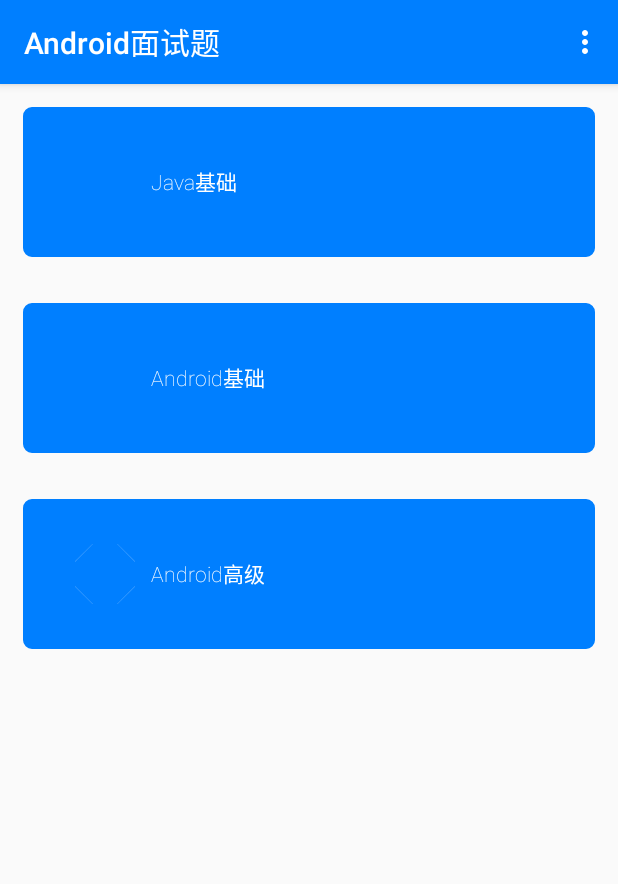
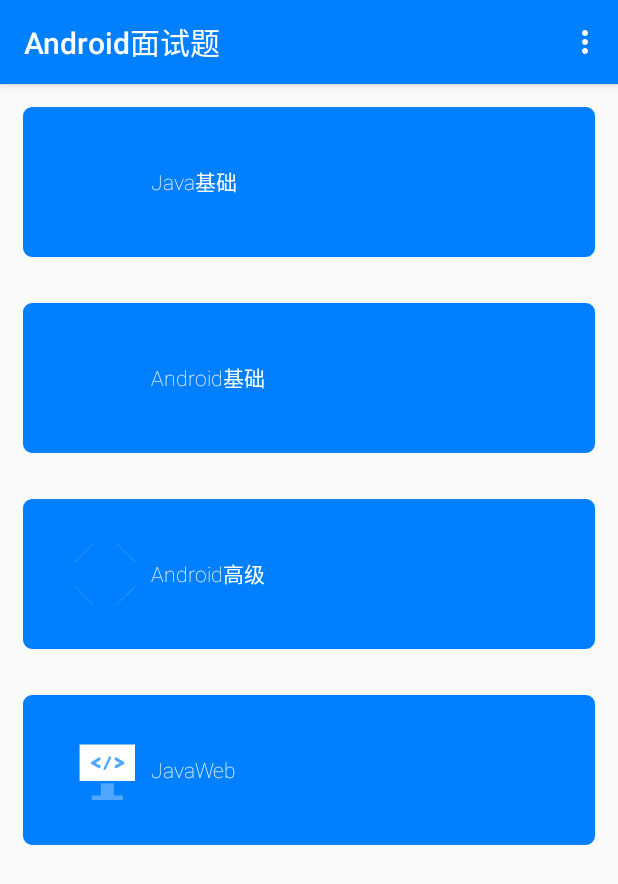
Before and after one commit to git-wuxianglong/AndroidInterviewQuestions, an Android app: the screen it shows after launch (MainActivity), on a phone screen of 412 x 824 dp. Shown: the top 884 px of the screen. Run offline under Robolectric (Android 15) with nearby library versions, the phone set to English and light mode, and no system bars; our stand-ins replace ButterKnife; libraries missing offline, so code that uses them is left out: cn.bmob.v3, com.tencent.bugly; 2 statements that could not run were skipped.

Commit message:
新增Java Web

```diff
--- a/app/build.gradle
+++ b/app/build.gradle
@@ -2,14 +2,14 @@ apply plugin: 'com.android.application'
 
 android {
     compileSdkVersion 25
-    buildToolsVersion "24.0.3"
+    buildToolsVersion '25.0.0'
 
     defaultConfig {
         applicationId "com.wuxl.interviewquestions"
         minSdkVersion 15
         targetSdkVersion 25
-        versionCode 7
-        versionName "2.4"
+        versionCode 8
+        versionName "2.4.1"
         multiDexEnabled true; //突破应用方法数65535的限制
         manifestPlaceholders = [UMENG_CHANNEL_CALUE: "umeng"]
         vectorDrawables.useSupportLibrary = true
@@ -77,19 +77,19 @@ android {
 dependencies {
     compile fileTree(include: ['*.jar'], dir: 'libs')
     testCompile 'junit:junit:4.12'
-    compile 'com.android.support:appcompat-v7:25.1.1'
+    compile 'com.android.support:appcompat-v7:25.2.0'
     //Bmob的android sdk包，包含了Bmob的数据存储、文件等服务
     compile 'cn.bmob.android:bmob-sdk:3.5.0'
     //如果你想应用能够兼容Android6.0，请添加此依赖(org.apache.http.legacy.jar)
     compile 'cn.bmob.android:http-legacy:1.0'
     //刷新和加载更多pullloadmorerecyclerview
     compile 'com.wuxiaolong.pullloadmorerecyclerview:library:1.1.1'
-    compile 'com.android.support:cardview-v7:25.1.1'
+    compile 'com.android.support:cardview-v7:25.2.0'
     //ButterKnife
     compile 'com.jakewharton:butterknife:7.0.0'
     //Bugly，其中latest.release指代最新Bugly SDK版本号，也可以指定明确的版本号，例如2.2.0
     compile 'com.tencent.bugly:crashreport:latest.release'
-    compile 'com.android.support:design:25.1.1'
+    compile 'com.android.support:design:25.2.0'
     //友盟
     compile 'com.umeng.analytics:analytics:latest.integration'
 }
--- a/app/src/main/AndroidManifest.xml
+++ b/app/src/main/AndroidManifest.xml
@@ -38,7 +38,7 @@
         <!-- bugly渠道统计 -->
         <meta-data
             android:name="BUGLY_APP_CHANNEL"
-            android:value="" />
+            android:value="酷安" />
 
         <activity
             android:name=".activity.QuestionListActivity"
--- /dev/null
+++ b/app/src/main/res/drawable/anim_vector_java_web.xml
@@ -0,0 +1,25 @@
+<?xml version="1.0" encoding="utf-8"?>
+<animated-vector xmlns:android="http://schemas.android.com/apk/res/android"
+    android:drawable="@drawable/ic_java_web">
+
+    <target
+        android:name="first"
+        android:animation="@animator/main_anim_path" />
+
+    <target
+        android:name="sencond"
+        android:animation="@animator/main_anim_path" />
+
+    <target
+        android:name="third"
+        android:animation="@animator/main_anim_path" />
+
+    <target
+        android:name="fourth"
+        android:animation="@animator/main_anim_path" />
+
+    <target
+        android:name="fifth"
+        android:animation="@animator/main_anim_path" />
+
+</animated-vector>
--- /dev/null
+++ b/app/src/main/res/drawable/ic_java_web.xml
@@ -0,0 +1,17 @@
+<vector xmlns:android="http://schemas.android.com/apk/res/android"
+    android:width="40dp"
+    android:height="40dp"
+    android:viewportHeight="1024.0"
+    android:viewportWidth="1024.0">
+
+    <path
+        android:name="first"
+        android:fillColor="#ffffff"
+        android:pathData="M78.196364 78.196364v620.809974h947.39948V78.196364H78.196364z" />
+
+    <path
+        android:name="sencond"
+        android:fillColor="#4fa7ff"
+        android:pathData="M441.516883 945.351481H285.549714v78.196363h532.69278v-78.196363H662.275325V738.330597H441.516883v207.020884zM426.59574 346.165195a26.065455 26.065455 0 1 0-26.863376-44.683637l-114.48852 68.807481c-17.314909 10.399584-16.716468 35.707013 1.063896 45.295377l114.501818 61.63948a26.065455 26.065455 0 0 0 24.708987-45.893818l-74.166857-39.936 75.244052-45.215584zM687.808831 346.165195a26.065455 26.065455 0 1 1 26.863377-44.683637l114.488519 68.807481c17.314909 10.399584 16.716468 35.707013-1.063896 45.295377l-114.501818 61.63948a26.065455 26.065455 0 1 1-24.708987-45.893818l74.166857-39.936-75.244052-45.215584zM579.637195 289.645714l-90.896624 194.294026a19.549091 19.549091 0 1 0 35.414442 16.570182l90.896623-194.294026a19.549091 19.549091 0 0 0-35.414441-16.570182z" />
+
+</vector>
--- a/app/src/main/res/layout/activity_main.xml
+++ b/app/src/main/res/layout/activity_main.xml
@@ -86,5 +86,32 @@
             android:textColor="@color/color_item_normal" />
     </LinearLayout>
 
+    <LinearLayout
+        android:id="@+id/btn_java_web"
+        android:layout_width="match_parent"
+        android:layout_height="100dp"
+        android:layout_margin="15dp"
+        android:background="@drawable/main_item_selector"
+        android:gravity="center_vertical"
+        android:orientation="horizontal">
+
+        <ImageView
+            android:id="@+id/img_java_web"
+            android:layout_width="wrap_content"
+            android:layout_height="wrap_content"
+            android:layout_alignParentLeft="true"
+            app:srcCompat="@drawable/anim_vector_java_web" />
+
+        <TextView
+            android:layout_width="wrap_content"
+            android:layout_height="50dp"
+            android:layout_centerInParent="true"
+            android:fontFamily="sans-serif-thin"
+            android:gravity="center"
+            android:padding="10dp"
+            android:text="JavaWeb"
+            android:textColor="@color/color_item_normal" />
+    </LinearLayout>
+
 
 </LinearLayout>
--- a/build.gradle
+++ b/build.gradle
@@ -5,7 +5,7 @@ buildscript {
         jcenter()
     }
     dependencies {
-        classpath 'com.android.tools.build:gradle:2.2.3'
+        classpath 'com.android.tools.build:gradle:2.3.3'
         classpath 'com.android.tools.build:gradle:1.2.3'
         // NOTE: Do not place your application dependencies here; they belong
         // in the individual module build.gradle files
```
